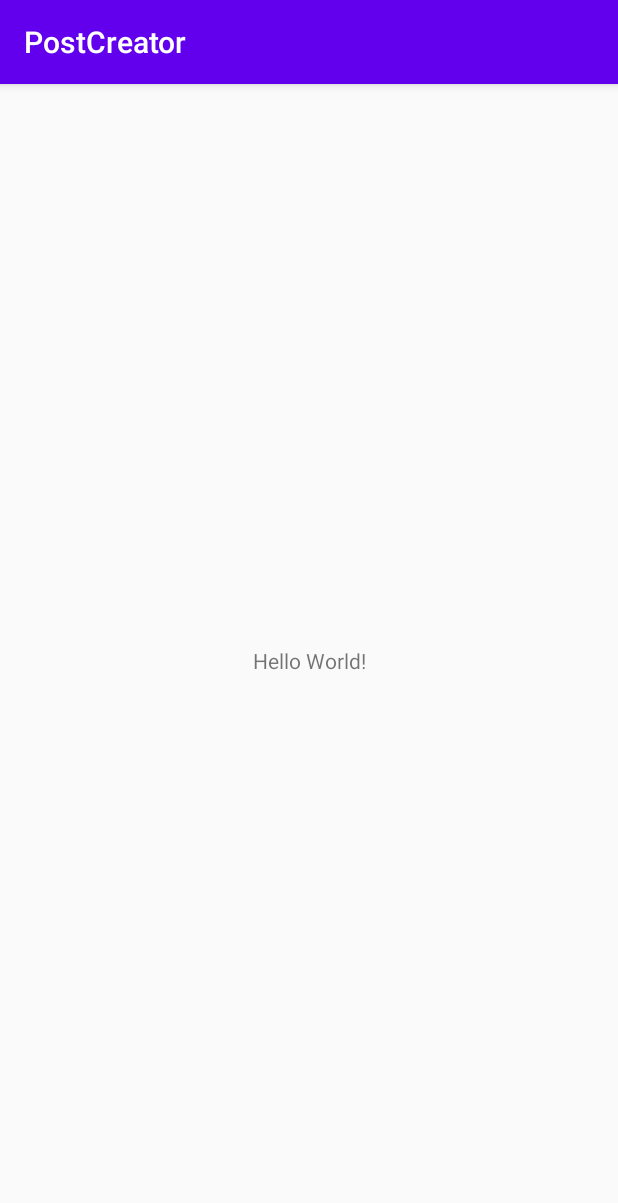
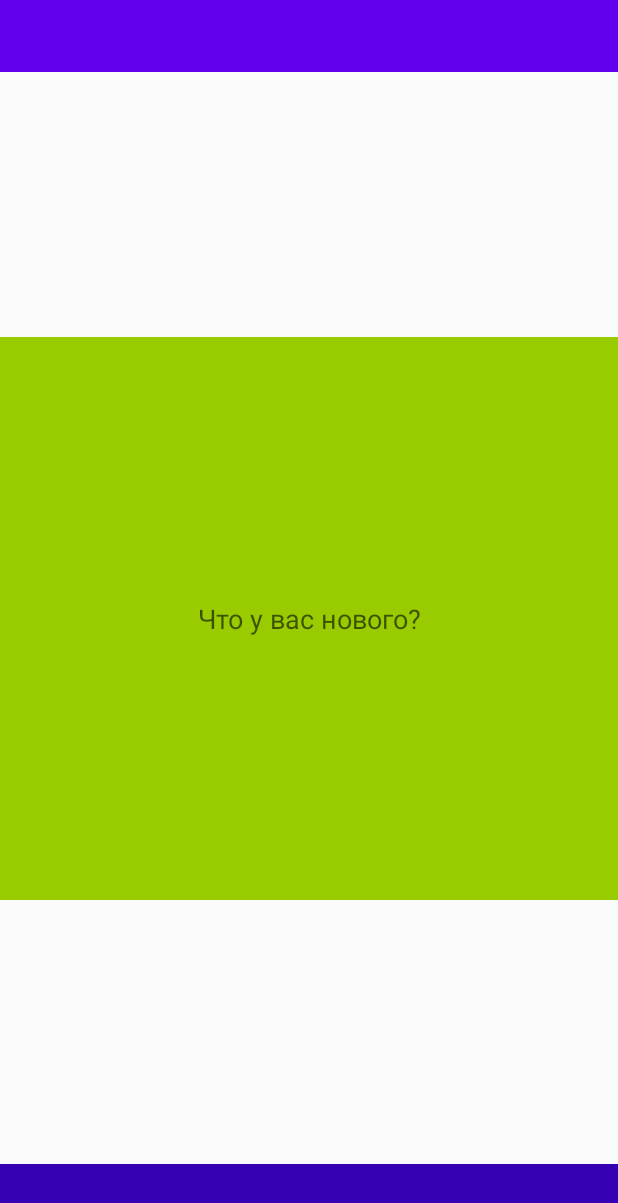
Before and after one commit to SunnyDayDev/demo-post-creator, an Android app: the screen it shows after launch (MainActivity), on a phone screen of 412 x 824 dp. Shown: the top 1203 px of the screen. Run offline under Robolectric (Android 15) with nearby library versions, the phone set to English and light mode, and no system bars; 1 statement that could not run was skipped.

Commit message:
Prepared scrollable fixed size container for post creator.

```diff
--- a/app/src/main/AndroidManifest.xml
+++ b/app/src/main/AndroidManifest.xml
@@ -9,13 +9,17 @@
         android:roundIcon="@mipmap/ic_launcher_round"
         android:supportsRtl="true"
         android:theme="@style/AppTheme">
-        <activity android:name=".MainActivity">
+
+        <activity
+            android:name=".MainActivity"
+            android:windowSoftInputMode="adjustResize">
             <intent-filter>
                 <action android:name="android.intent.action.MAIN" />
 
                 <category android:name="android.intent.category.LAUNCHER" />
             </intent-filter>
         </activity>
+
     </application>
 
 </manifest>
--- a/app/src/main/java/dev/sunnyday/postcreator/MainActivity.kt
+++ b/app/src/main/java/dev/sunnyday/postcreator/MainActivity.kt
@@ -2,11 +2,28 @@ package dev.sunnyday.postcreator
 
 import androidx.appcompat.app.AppCompatActivity
 import android.os.Bundle
+import androidx.core.view.updateLayoutParams
+import kotlinx.android.synthetic.main.activity_main.*
+import kotlin.math.min
 
 class MainActivity : AppCompatActivity() {
 
     override fun onCreate(savedInstanceState: Bundle?) {
         super.onCreate(savedInstanceState)
         setContentView(R.layout.activity_main)
+
+        text.layout.getLineStart(1)
+
+        updateCreatorSize()
     }
+
+    private fun updateCreatorSize() {
+        val display = resources.displayMetrics
+        val smallestSize = min(display.widthPixels, display.heightPixels)
+
+        creatorView.updateLayoutParams {
+            width = smallestSize
+        }
+    }
+
 }
--- a/app/src/main/res/layout/activity_main.xml
+++ b/app/src/main/res/layout/activity_main.xml
@@ -1,18 +1,64 @@
 <?xml version="1.0" encoding="utf-8"?>
-<androidx.constraintlayout.widget.ConstraintLayout xmlns:android="http://schemas.android.com/apk/res/android"
+<LinearLayout
+    xmlns:android="http://schemas.android.com/apk/res/android"
     xmlns:app="http://schemas.android.com/apk/res-auto"
     xmlns:tools="http://schemas.android.com/tools"
     android:layout_width="match_parent"
     android:layout_height="match_parent"
-    tools:context=".MainActivity">
+    android:orientation="vertical">
 
-    <TextView
-        android:layout_width="wrap_content"
-        android:layout_height="wrap_content"
-        android:text="Hello World!"
-        app:layout_constraintBottom_toBottomOf="parent"
-        app:layout_constraintLeft_toLeftOf="parent"
-        app:layout_constraintRight_toRightOf="parent"
-        app:layout_constraintTop_toTopOf="parent" />
+    <!-- Header -->
+    <View
+        android:layout_width="match_parent"
+        android:layout_height="48dp"
+        android:background="?colorPrimary"/>
 
-</androidx.constraintlayout.widget.ConstraintLayout>
+    <ScrollView
+        android:layout_width="match_parent"
+        android:layout_height="0dp"
+        android:layout_weight="1"
+        android:fillViewport="true">
+
+        <androidx.constraintlayout.widget.ConstraintLayout
+            android:layout_width="match_parent"
+            android:layout_height="match_parent"
+            tools:context=".MainActivity"
+            tools:ignore="ScrollViewSize">
+
+            <!-- PostCreatorView -->
+            <FrameLayout
+                android:id="@+id/creatorView"
+                android:layout_width="0dp"
+                android:layout_height="0dp"
+                android:background="@android:color/holo_green_light"
+                app:layout_constraintDimensionRatio="360:328"
+                app:layout_constraintBottom_toBottomOf="parent"
+                app:layout_constraintLeft_toLeftOf="parent"
+                app:layout_constraintRight_toRightOf="parent"
+                app:layout_constraintTop_toTopOf="parent">
+
+                <EditText
+                    android:id="@+id/text"
+                    android:layout_width="wrap_content"
+                    android:layout_height="wrap_content"
+                    android:layout_gravity="center"
+                    android:layout_margin="32dp"
+                    android:inputType="textMultiLine"
+                    android:minEms="10"
+                    android:gravity="center"
+                    android:background="@null"
+                    android:hint="Что у вас нового?"
+                    />
+
+            </FrameLayout>
+
+        </androidx.constraintlayout.widget.ConstraintLayout>
+    </ScrollView>
+
+    <!-- Footer -->
+    <View
+        android:layout_width="match_parent"
+        android:layout_height="48dp"
+        android:background="?colorPrimaryDark"/>
+
+</LinearLayout>
--- a/app/src/main/res/values/styles.xml
+++ b/app/src/main/res/values/styles.xml
@@ -1,7 +1,7 @@
 <resources>
 
     <!-- Base application theme. -->
-    <style name="AppTheme" parent="Theme.AppCompat.Light.DarkActionBar">
+    <style name="AppTheme" parent="Theme.AppCompat.Light.NoActionBar">
         <!-- Customize your theme here. -->
         <item name="colorPrimary">@color/colorPrimary</item>
         <item name="colorPrimaryDark">@color/colorPrimaryDark</item>
```
